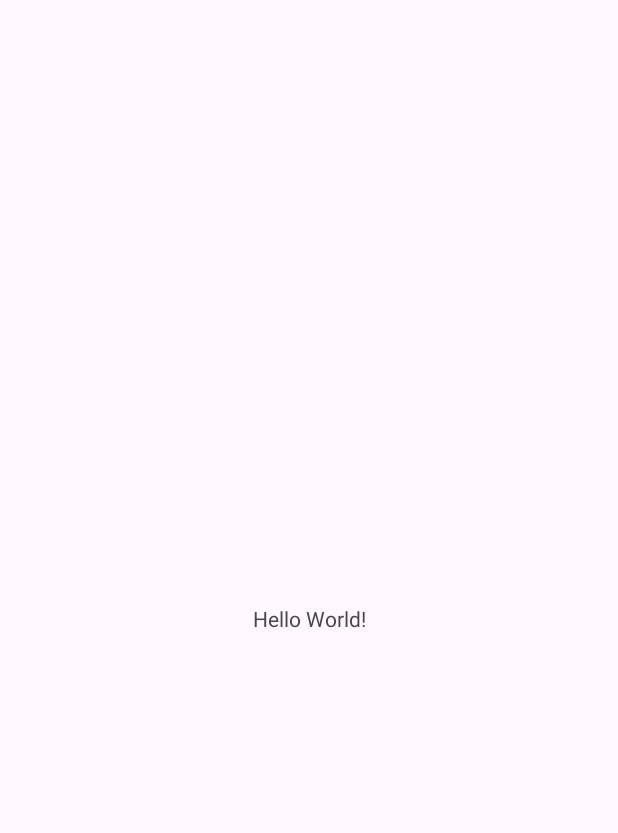
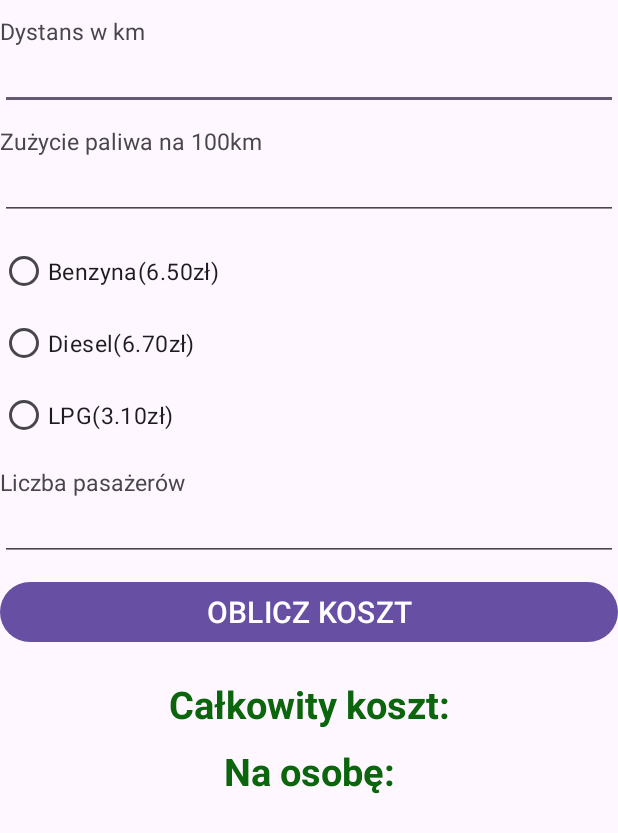
Before and after one commit to IgorCiezkowski/Kalkulator-Podrozy, an Android app: the screen it shows after launch (MainActivity), on a phone screen of 412 x 824 dp. Before the commit the part shown is almost empty. Shown: the top 833 px of the screen. Run offline under Robolectric (Android 15) with nearby library versions, the phone set to English and light mode, and no system bars.

Commit message:
layout i początek backendu

```diff
--- a/app/src/main/java/com/example/kalkulatorpodrozy/MainActivity.java
+++ b/app/src/main/java/com/example/kalkulatorpodrozy/MainActivity.java
@@ -1,6 +1,10 @@
 package com.example.kalkulatorpodrozy;
 
 import android.os.Bundle;
+import android.widget.Button;
+import android.widget.EditText;
+import android.widget.RadioGroup;
+import android.widget.TextView;
 
 import androidx.activity.EdgeToEdge;
 import androidx.appcompat.app.AppCompatActivity;
@@ -10,6 +14,12 @@ import androidx.core.view.WindowInsetsCompat;
 
 public class MainActivity extends AppCompatActivity {
 
+    EditText EtDist, EtFuel, EtPas;
+    RadioGroup RgType;
+    TextView TvCost, TvPerPers;
+    Button btn;
+
+
     @Override
     protected void onCreate(Bundle savedInstanceState) {
         super.onCreate(savedInstanceState);
@@ -18,6 +28,25 @@ public class MainActivity extends AppCompatActivity {
         ViewCompat.setOnApplyWindowInsetsListener(findViewById(R.id.main), (v, insets) -> {
             Insets systemBars = insets.getInsets(WindowInsetsCompat.Type.systemBars());
             v.setPadding(systemBars.left, systemBars.top, systemBars.right, systemBars.bottom);
+
+            btn = findViewById(R.id.btn);
+
+            EtDist = findViewById(R.id.EtDist);
+            EtFuel = findViewById(R.id.EtFuel);
+            EtPas = findViewById(R.id.EtPas);
+
+            RgType = findViewById(R.id.RgType);
+
+            TvCost = findViewById(R.id.TvCost);
+            TvPerPers = findViewById(R.id.TvPerPers);
+
+
+            btn.setOnClickListener(view -> {
+
+
+
+            });
+
             return insets;
         });
     }
--- a/app/src/main/res/layout/activity_main.xml
+++ b/app/src/main/res/layout/activity_main.xml
@@ -1,19 +1,96 @@
 <?xml version="1.0" encoding="utf-8"?>
-<androidx.constraintlayout.widget.ConstraintLayout xmlns:android="http://schemas.android.com/apk/res/android"
+<LinearLayout xmlns:android="http://schemas.android.com/apk/res/android"
     xmlns:app="http://schemas.android.com/apk/res-auto"
     xmlns:tools="http://schemas.android.com/tools"
     android:id="@+id/main"
     android:layout_width="match_parent"
     android:layout_height="match_parent"
-    tools:context=".MainActivity">
+    tools:context=".MainActivity"
+    android:orientation="vertical"
+    android:padding="15dp">
 
     <TextView
         android:layout_width="wrap_content"
         android:layout_height="wrap_content"
-        android:text="Hello World!"
-        app:layout_constraintBottom_toBottomOf="parent"
-        app:layout_constraintEnd_toEndOf="parent"
-        app:layout_constraintStart_toStartOf="parent"
-        app:layout_constraintTop_toTopOf="parent" />
-
-</androidx.constraintlayout.widget.ConstraintLayout>
+        android:text="Dystans w km"
+        android:textSize="15sp"
+        android:layout_marginTop="10dp"/>
+    <EditText
+        android:id="@+id/EtDist"
+        android:layout_width="match_parent"
+        android:layout_height="wrap_content"
+        android:textSize="15sp"/>
+    <TextView
+        android:layout_width="wrap_content"
+        android:layout_height="wrap_content"
+        android:text="Zużycie paliwa na 100km"
+        android:textSize="15sp"
+        android:layout_marginTop="10dp"/>
+    <EditText
+        android:id="@+id/EtFuel"
+        android:layout_width="match_parent"
+        android:layout_height="wrap_content"
+        android:textSize="15sp"/>
+    <RadioGroup
+        android:id="@+id/RgType"
+        android:layout_width="match_parent"
+        android:layout_height="wrap_content"
+        android:layout_marginTop="10dp">
+        <RadioButton
+            android:id="@+id/RbBen"
+            android:layout_width="match_parent"
+            android:layout_height="wrap_content"
+            android:text="Benzyna(6.50zł)"
+            android:textSize="15sp"/>
+        <RadioButton
+            android:id="@+id/RbDis"
+            android:layout_width="match_parent"
+            android:layout_height="wrap_content"
+            android:text="Diesel(6.70zł)"
+            android:textSize="15sp"/>
+        <RadioButton
+            android:id="@+id/RbLpg"
+            android:layout_width="match_parent"
+            android:layout_height="wrap_content"
+            android:text="LPG(3.10zł)"
+            android:textSize="15sp"/>
+    </RadioGroup>
+    <TextView
+        android:layout_width="wrap_content"
+        android:layout_height="wrap_content"
+        android:text="Liczba pasażerów"
+        android:textSize="15sp"
+        android:layout_marginTop="10dp"/>
+    <EditText
+        android:id="@+id/EtPas"
+        android:layout_width="match_parent"
+        android:layout_height="wrap_content"
+        android:textSize="15sp"/>
+    <Button
+        android:id="@+id/btn"
+        android:layout_width="match_parent"
+        android:layout_height="wrap_content"
+        android:textSize="20sp"
+        android:text="OBLICZ KOSZT"
+        android:layout_marginTop="10dp"/>
+    <TextView
+        android:id="@+id/TvCost"
+        android:layout_width="match_parent"
+        android:layout_height="wrap_content"
+        android:text="Całkowity koszt:"
+        android:layout_marginTop="20dp"
+        android:textSize="25sp"
+        android:textAlignment="center"
+        android:textStyle="bold"
+        android:textColor="#0b650c"/>
+    <TextView
+        android:id="@+id/TvPerPers"
+        android:layout_width="match_parent"
+        android:layout_height="wrap_content"
+        android:text="Na osobę:"
+        android:layout_marginTop="10dp"
+        android:textSize="25sp"
+        android:textAlignment="center"
+        android:textStyle="bold"
+        android:textColor="#0b650c"/>
+</LinearLayout>
```
